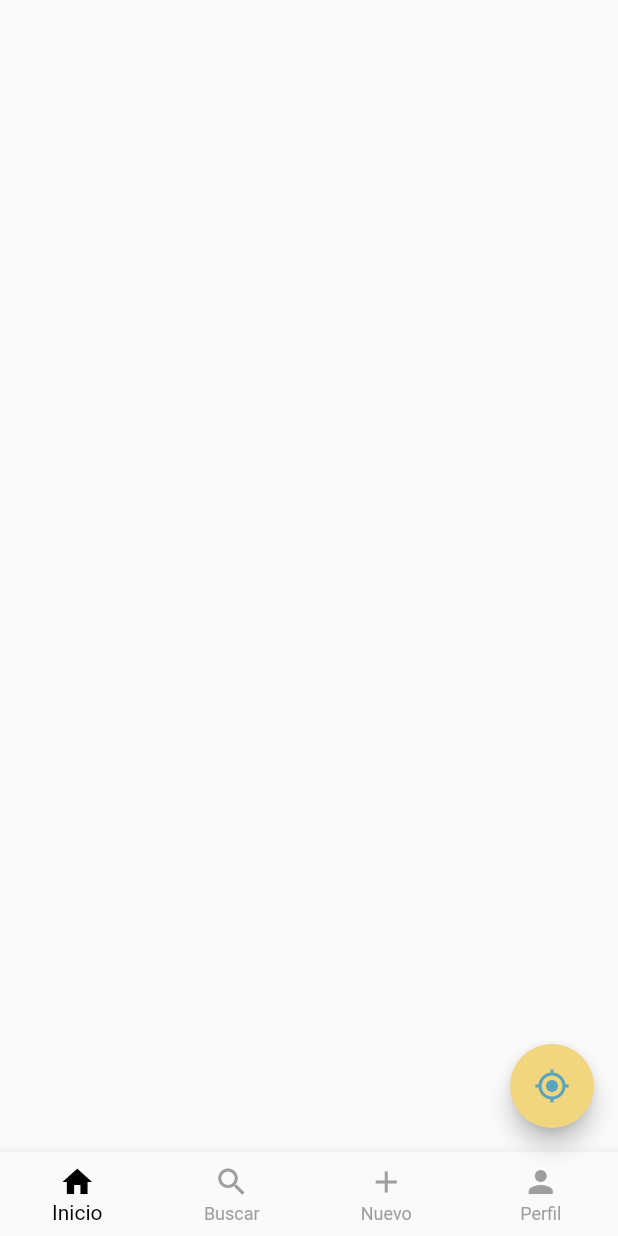
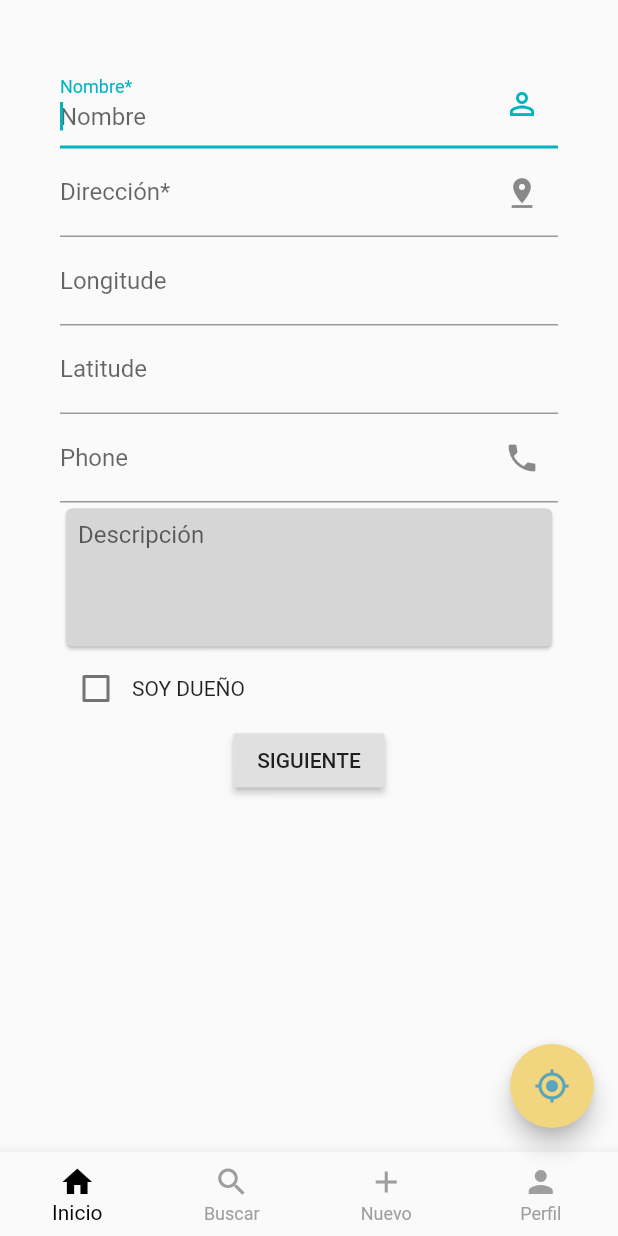
Before and after one commit to TryCatchLP/SupportMe-mobile, a Flutter app: the screen it shows after launch, on a phone screen of 412 x 824 dp. Run offline on Flutter 3.47's test engine with Material 2 defaults, Android fonts, the phone set to English and light mode, and no system bars; our stand-ins replace google_fonts.

Commit message:
widget Hueca

```diff
--- a/lib/views/home.dart
+++ b/lib/views/home.dart
@@ -1,5 +1,6 @@
 import 'package:flutter/material.dart';
 import 'package:supportme/views/Rating.dart';
+import 'package:supportme/views/hueca.dart';
 
 class Home extends StatefulWidget {
   @override
@@ -26,6 +27,7 @@ class _HomeState extends State<Home> {
   @override
   Widget build(BuildContext context) {
     return Scaffold(
+      body: Hueca(),
       floatingActionButton: FloatingActionButton(
         child: Icon(
           Icons.gps_fixed,
@@ -62,7 +64,8 @@ class BottomMenu extends StatelessWidget {
               icon: Icon(Icons.home), title: Text("Inicio")),
           BottomNavigationBarItem(
               icon: Icon(Icons.search), title: Text("Buscar")),
-          BottomNavigationBarItem(icon: Icon(Icons.add), title: Text("Nuevo")),
+          BottomNavigationBarItem(
+              icon: Icon(Icons.add), title: Text("Nuevo")),
           BottomNavigationBarItem(
               icon: Icon(Icons.person), title: Text("Perfil"))
         ]);
--- /dev/null
+++ b/lib/views/hueca.dart
@@ -0,0 +1,140 @@
+import 'package:flutter/material.dart';
+
+class Hueca extends StatefulWidget {
+  @override
+  _HuecaState createState() => _HuecaState();
+}
+
+class _HuecaState extends State<Hueca> {
+  final _formKey = GlobalKey<FormState>();
+  bool soy_dueno = false;
+  //with SingleTickerProviderStateMixin {
+  //AnimationController _controller;
+
+  @override
+  void initState() {
+    super.initState();
+    //_controller = AnimationController(vsync: this);
+  }
+
+  @override
+  void dispose() {
+    super.dispose();
+    //_controller.dispose();
+  }
+
+  @override
+  Widget build(BuildContext context) {
+    return Scaffold(
+      body: Padding(
+        padding: const EdgeInsets.all(40.0),
+        child: Column(
+          mainAxisSize: MainAxisSize.min,
+          mainAxisAlignment: MainAxisAlignment.spaceEvenly,
+          crossAxisAlignment: CrossAxisAlignment.center,
+          children: <Widget>[
+            TextFormField(
+              decoration: const InputDecoration(
+                hintText: 'Nombre',
+                labelText: 'Nombre*',
+                suffixIcon: Icon(Icons.person_outline),
+              ),
+              autofocus: true,
+              validator: (value) {
+                if (value.isEmpty) {
+                  return 'Por favor ingrese un nombre';
+                }
+                return null;
+              },
+            ),
+            TextFormField(
+              decoration: const InputDecoration(
+                hintText: 'Dirección',
+                labelText: 'Dirección*',
+                suffixIcon: Icon(Icons.pin_drop),
+              ),
+              validator: (value) {
+                if (value.isEmpty) {
+                  return 'Por favor ingrese una dirección';
+                }
+                return null;
+              },
+            ),
+            TextFormField(
+                  decoration: const InputDecoration(
+                    hintText: 'Longitude',
+                    labelText: 'Longitude',
+                  ),
+                  validator: (value) {
+                    if (value.isEmpty) {
+                      return 'Por favor ingrese una dirección';
+                    }
+                    return null;
+                  },
+                ),
+            TextFormField(
+                  decoration: const InputDecoration(
+                    hintText: 'Latitude',
+                    labelText: 'Latitude',
+                  ),
+                  validator: (value) {
+                    if (value.isEmpty) {
+                      return 'Por favor ingrese una dirección';
+                    }
+                    return null;
+                  },
+                ),
+            TextFormField(
+              decoration: const InputDecoration(
+                hintText: 'Phone',
+                labelText: 'Phone',
+                suffixIcon: Icon(Icons.phone),
+              ),
+              validator: (value) {
+                if (value.isEmpty) {
+                  return 'Por favor ingrese una dirección';
+                }
+                return null;
+              },
+            ),
+
+            Card(
+              color: Colors.grey[350],
+              child: Padding(
+                padding: EdgeInsets.all(8.0),
+                child: TextField(
+                  maxLines: 4,
+                  decoration: InputDecoration.collapsed(hintText: "Descripción"),
+                ),
+              )
+            ),
+
+           Row(
+                mainAxisAlignment: MainAxisAlignment.start,
+                children: <Widget>[
+                  Checkbox(
+                    value: soy_dueno,
+                    onChanged: (bool value) {
+                      setState(() {
+                        soy_dueno = value;
+                      });
+                    },
+                  ),
+                  Text("SOY DUEÑO"),
+                ],
+              ),
+
+            RaisedButton(
+              onPressed: () {
+                if (_formKey.currentState.validate()) {
+                  // Process data.
+                }
+              },
+              child: Text('SIGUIENTE'),
+            ),
+          ],
+        ),
+      ),
+    );
+  }
+}
```
Also changed, not shown: pubspec.lock.
